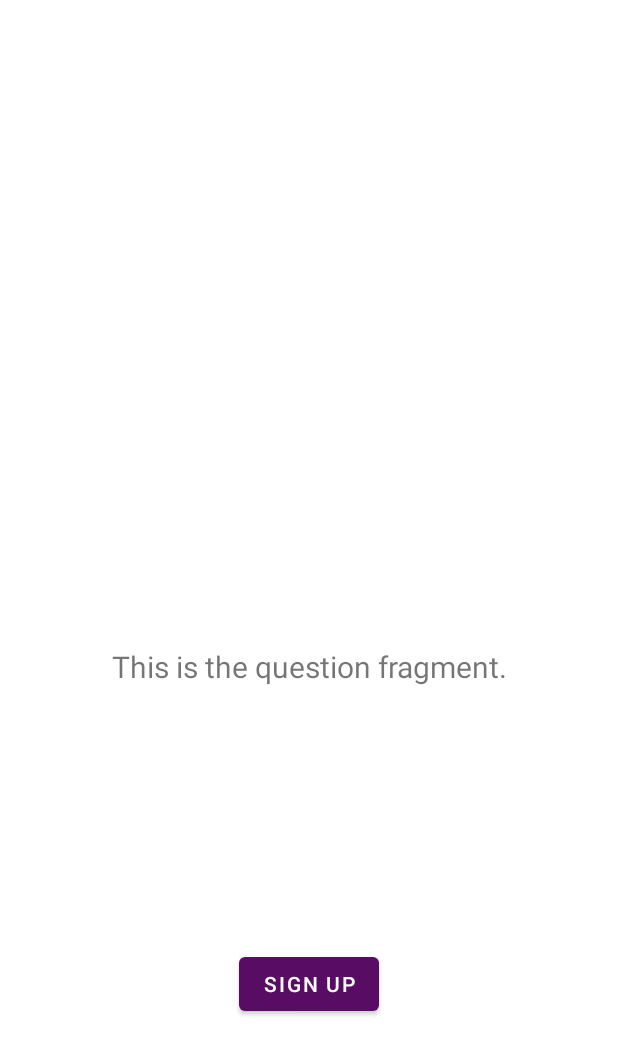
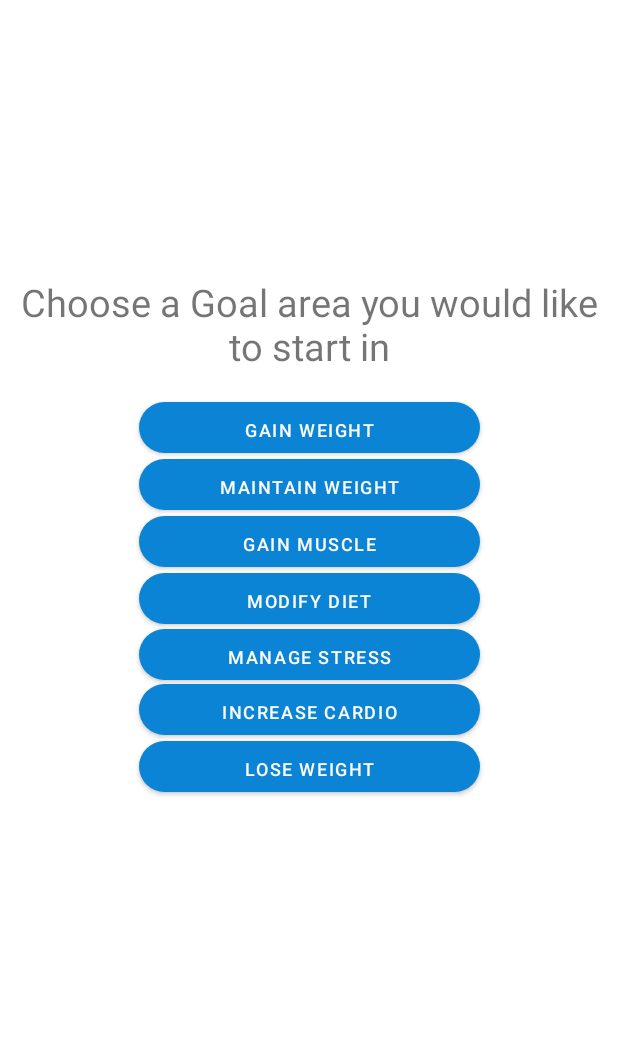
Before and after one commit to shastye/FitStir, an Android app: the QuestionFragment screen opened through its navigation route, on a phone screen of 412 x 824 dp. Shown: the top 1055 px of the screen. Run offline under Robolectric (Android 15) with nearby library versions, the phone set to English and light mode, and no system bars; our stand-ins replace navigation-ui.

Commit message:
layout for the questions structure

```diff
--- a/app/src/main/java/com/fitstir/fitstirapp/ui/connect/QuestionFragment.java
+++ b/app/src/main/java/com/fitstir/fitstirapp/ui/connect/QuestionFragment.java
@@ -34,14 +34,42 @@ public class QuestionFragment extends Fragment {
 
         Objects.requireNonNull(((AppCompatActivity) Objects.requireNonNull(getActivity())).getSupportActionBar()).hide();
 
-        Button signUpButton = root.findViewById(R.id.button_sign_up_question);
-        signUpButton.setOnClickListener(v -> {
-            // TODO: Do the questionnaire
+        Button loseWeight = root.findViewById(R.id.button_lose_weight);
+        loseWeight.setOnClickListener(v -> {
 
-            // If completed
-            Intent myIntent = new Intent(getActivity(), MainActivity.class);
-            Objects.requireNonNull(getActivity()).startActivity(myIntent);
+
         });
+        Button gainWeight = root.findViewById(R.id.button_gain_weight);
+        gainWeight.setOnClickListener(v -> {
+
+
+        });
+        Button maintain = root.findViewById(R.id.button_Maintain_weight);
+        maintain.setOnClickListener(v -> {
+
+
+        });
+        Button gainMuscle = root.findViewById(R.id.button_gain_muscle);
+        gainMuscle.setOnClickListener(v -> {
+
+
+        });
+        Button diet = root.findViewById(R.id.button_modify_diet);
+        diet.setOnClickListener(v -> {
+
+
+        });
+        Button stress = root.findViewById(R.id.button_manage_stress);
+        stress.setOnClickListener(v -> {
+
+
+        });
+        Button cardio = root.findViewById(R.id.button_cardio);
+        cardio.setOnClickListener(v -> {
+
+
+        });
+
 
         // End
 
--- /dev/null
+++ b/app/src/main/res/drawable/buttonquestion.xml
@@ -0,0 +1,5 @@
+<?xml version="1.0" encoding="utf-8"?>
+<shape android:shape="rectangle" xmlns:android="http://schemas.android.com/apk/res/android">
+    <solid android:color="@color/soft_blue"/>
+    <corners android:radius="170dp"/>
+</shape>
--- a/app/src/main/res/layout/fragment_question.xml
+++ b/app/src/main/res/layout/fragment_question.xml
@@ -7,29 +7,100 @@
     tools:context=".ui.connect.QuestionFragment">
 
     <TextView
-        android:id="@+id/text_sign_up"
-        android:layout_width="match_parent"
-        android:layout_height="wrap_content"
-        android:layout_marginStart="8dp"
-        android:layout_marginTop="8dp"
-        android:layout_marginEnd="8dp"
+        android:layout_width="409dp"
+        android:layout_height="72dp"
+        android:layout_marginTop="128dp"
+        android:text="Choose a Goal area you would like to start in"
         android:textAlignment="center"
-        android:textSize="20sp"
-        android:text="@string/question_intro"
-        app:layout_constraintBottom_toBottomOf="parent"
+        android:textSize="25sp"
         app:layout_constraintEnd_toEndOf="parent"
         app:layout_constraintStart_toStartOf="parent"
         app:layout_constraintTop_toTopOf="parent" />
 
     <Button
-        android:id="@+id/button_sign_up_question"
-        android:layout_width="wrap_content"
-        android:layout_height="wrap_content"
-        android:text="@string/sign_up"
-        app:layout_constraintBottom_toBottomOf="parent"
+        android:id="@+id/button_lose_weight"
+        android:layout_width="227dp"
+        android:layout_height="34dp"
+        android:layout_marginTop="438dp"
+        android:text="Lose Weight"
+        android:background="@drawable/buttonquestion"
+        android:textSize="12sp"
         app:layout_constraintEnd_toEndOf="parent"
+        app:layout_constraintHorizontal_bias="0.5"
         app:layout_constraintStart_toStartOf="parent"
-        app:layout_constraintTop_toTopOf="parent"
-        app:layout_constraintVertical_bias="0.8" />
+        app:layout_constraintTop_toTopOf="parent" />
+    <Button
+        android:id="@+id/button_gain_weight"
+        android:layout_width="227dp"
+        android:layout_height="34dp"
+        android:layout_marginTop="212dp"
+        android:text="Gain Weight"
+        android:background="@drawable/buttonquestion"
+        android:textSize="12sp"
+        app:layout_constraintEnd_toEndOf="parent"
+        app:layout_constraintHorizontal_bias="0.5"
+        app:layout_constraintStart_toStartOf="parent"
+        app:layout_constraintTop_toTopOf="parent" />
+    <Button
+        android:id="@+id/button_Maintain_weight"
+        android:layout_width="227dp"
+        android:layout_height="34dp"
+        android:layout_marginTop="250dp"
+        android:text="Maintain Weight"
+        android:background="@drawable/buttonquestion"
+        android:textSize="12sp"
+        app:layout_constraintEnd_toEndOf="parent"
+        app:layout_constraintHorizontal_bias="0.5"
+        app:layout_constraintStart_toStartOf="parent"
+        app:layout_constraintTop_toTopOf="parent" />
+    <Button
+        android:id="@+id/button_gain_muscle"
+        android:layout_width="227dp"
+        android:layout_height="34dp"
+        android:layout_marginTop="288dp"
+        android:background="@drawable/buttonquestion"
+        android:text="Gain Muscle"
+        android:textSize="12sp"
+        app:layout_constraintEnd_toEndOf="parent"
+        app:layout_constraintHorizontal_bias="0.5"
+        app:layout_constraintStart_toStartOf="parent"
+        app:layout_constraintTop_toTopOf="parent" />
+    <Button
+        android:id="@+id/button_modify_diet"
+        android:layout_width="227dp"
+        android:layout_height="34dp"
+        android:layout_marginTop="326dp"
+        android:background="@drawable/buttonquestion"
+        android:text="Modify Diet"
+        android:textSize="12sp"
+        app:layout_constraintEnd_toEndOf="parent"
+        app:layout_constraintHorizontal_bias="0.5"
+        app:layout_constraintStart_toStartOf="parent"
+        app:layout_constraintTop_toTopOf="parent" />
+    <Button
+        android:id="@+id/button_manage_stress"
+        android:layout_width="227dp"
+        android:layout_height="34dp"
+        android:layout_marginTop="363dp"
+        android:text="Manage Stress"
+        android:background="@drawable/buttonquestion"
+        android:textSize="12sp"
+        app:layout_constraintEnd_toEndOf="parent"
+        app:layout_constraintHorizontal_bias="0.5"
+        app:layout_constraintStart_toStartOf="parent"
+        app:layout_constraintTop_toTopOf="parent" />
+
+    <Button
+        android:id="@+id/button_cardio"
+        android:layout_width="227dp"
+        android:layout_height="34dp"
+        android:layout_marginTop="400dp"
+        android:text="Increase Cardio"
+        android:background="@drawable/buttonquestion"
+        android:textSize="12sp"
+        app:layout_constraintEnd_toEndOf="parent"
+        app:layout_constraintHorizontal_bias="0.5"
+        app:layout_constraintStart_toStartOf="parent"
+        app:layout_constraintTop_toTopOf="parent" />
 
 </androidx.constraintlayout.widget.ConstraintLayout>
--- a/app/src/main/res/values/colors.xml
+++ b/app/src/main/res/values/colors.xml
@@ -15,4 +15,5 @@
     <color name="navy">#FF180F3C</color>
     <color name="grey">#FFEFF0F4</color>
     <color name="off_white">#FFFCFCFC</color>
+    <color name="soft_blue">#0B84D5</color>
 </resources>
--- a/app/src/main/res/values/strings.xml
+++ b/app/src/main/res/values/strings.xml
@@ -22,4 +22,6 @@
     <string name="circuit_workouts_intro">This is the circuit workouts fragment.</string>
     <string name="yoga_intro">This is the yoga fragment.</string>
     <string name="email_validation">^[A-Za-z0-9._]{1,16}+@{1}+[a-z]{1,7}\\.[a-z]{1,3}$</string>
+    <!-- TODO: Remove or change this placeholder text -->
+    <string name="hello_blank_fragment">Hello blank fragment</string>
 </resources>
--- a/app/src/main/res/values/themes.xml
+++ b/app/src/main/res/values/themes.xml
@@ -16,7 +16,7 @@
     <!-- Base application theme. -->
     <style name="Theme1" parent="Theme.MaterialComponents.DayNight.DarkActionBar">
         <!-- Primary brand color. -->
-        <item name="colorPrimary">@color/magenta</item>
+        <item name="colorPrimary">@color/soft_blue</item>
         <item name="colorPrimaryVariant">@color/fuchsia</item>
         <item name="colorOnPrimary">@color/off_white</item>
         <!-- Secondary brand color. -->
```
Also changed, not shown: app/src/main/java/com/fitstir/fitstirapp/ui/connect/MessagBoard3Fragment.java (added, +66 -0 lines), app/src/main/java/com/fitstir/fitstirapp/ui/connect/MessageBoard2Fragment.java (added, +66 -0 lines), app/src/main/java/com/fitstir/fitstirapp/ui/connect/MessageBoardFragment.java (added, +66 -0 lines), app/src/main/java/com/fitstir/fitstirapp/ui/connect/Questions2Fragment.java (added, +66 -0 lines), app/src/main/java/com/fitstir/fitstirapp/ui/connect/Questions3Fragment.java (added, +66 -0 lines), app/src/main/java/com/fitstir/fitstirapp/ui/connect/Questions4Fragment.java (added, +66 -0 lines), app/src/main/res/layout/fragment_messag_board3.xml (added, +14 -0 lines), app/src/main/res/layout/fragment_message_board.xml (added, +14 -0 lines), app/src/main/res/layout/fragment_message_board2.xml (added, +14 -0 lines), app/src/main/res/layout/fragment_question4.xml (added, +14 -0 lines), app/src/main/res/layout/fragment_questions2.xml (added, +14 -0 lines), app/src/main/res/layout/fragment_questions3.xml (added, +14 -0 lines).
